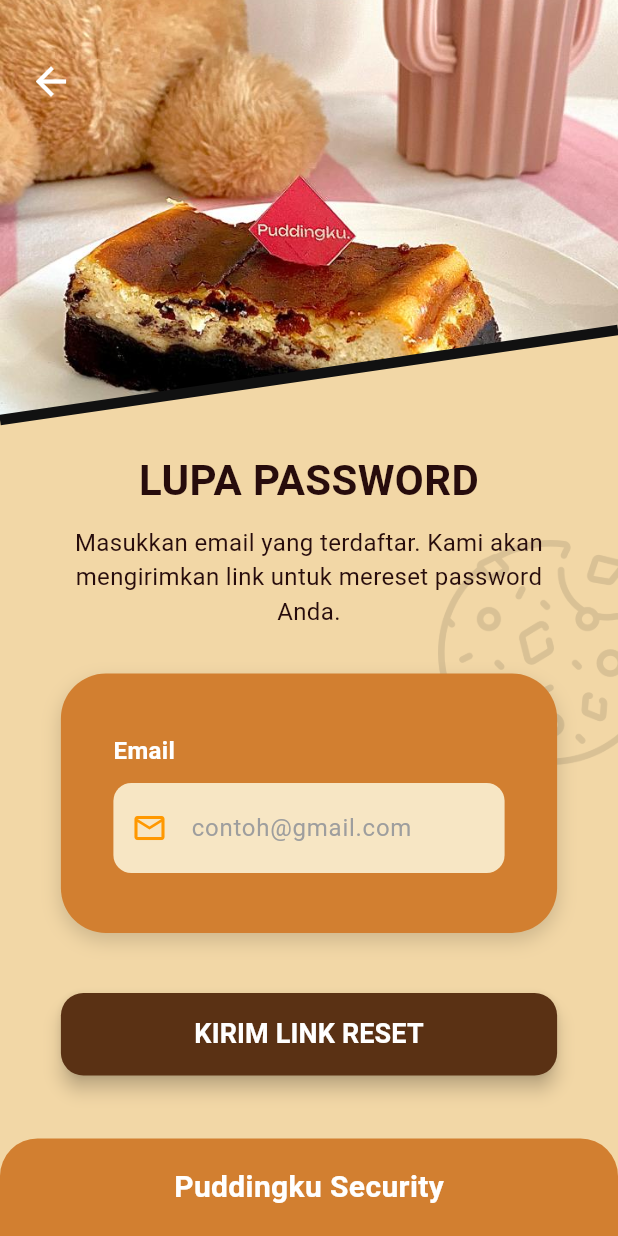
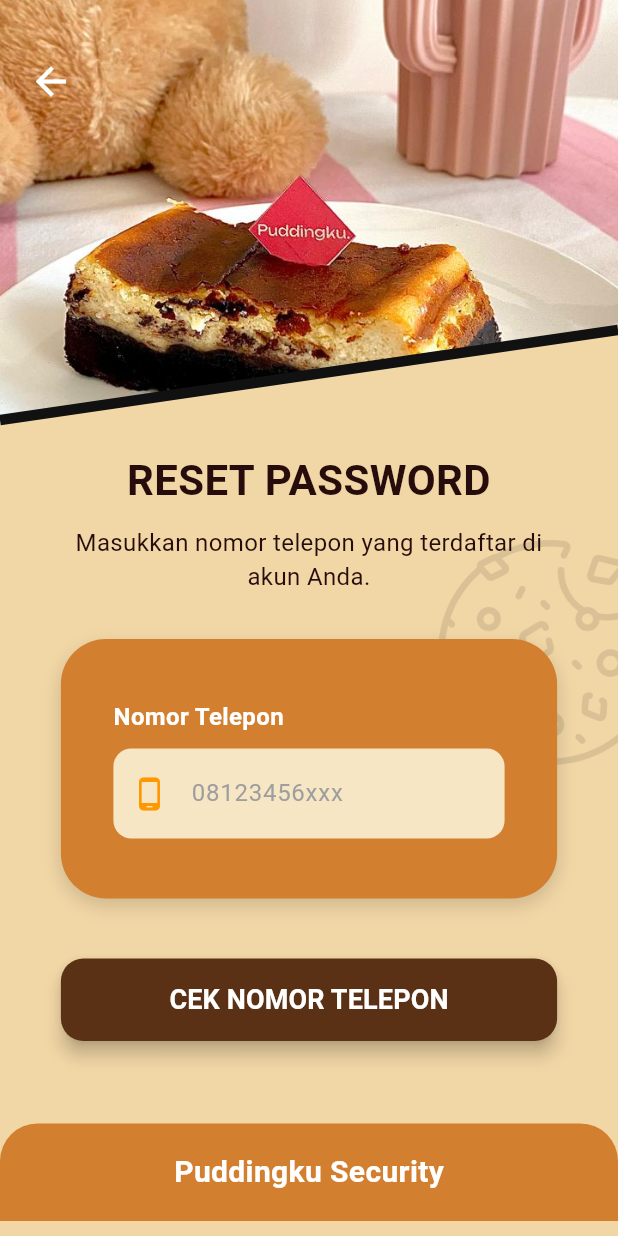
Before and after one commit to zainurralfth-svg/team, a Flutter app: the LupaPasswordPage screen opened by its route, on a phone screen of 412 x 824 dp. Run offline on Flutter 3.47's test engine with Material 3 defaults, Android fonts, the phone set to English and light mode, and no system bars; our stand-ins replace firebase_core; accounts and stored records are empty.

```diff
--- a/lib/lupa_password.dart
+++ b/lib/lupa_password.dart
@@ -1,5 +1,4 @@
 import 'package:flutter/material.dart';
-import 'package:firebase_auth/firebase_auth.dart'; // MANTRA FIREBASE UNTUK RESET
 
 class LupaPasswordPage extends StatefulWidget {
   const LupaPasswordPage({super.key});
@@ -9,70 +8,48 @@
 }
 
 class _LupaPasswordPageState extends State<LupaPasswordPage> {
-  final TextEditingController _emailController = TextEditingController(); // Diganti jadi Email
-  bool _isLoading = false; // Efek loading
+  final TextEditingController _phoneController = TextEditingController();
+  final TextEditingController _newPasswordController = TextEditingController();
+
+  // Variabel untuk mengontrol apakah kolom password baru muncul
+  bool _isPhoneVerified = false;
 
   @override
   void dispose() {
-    _emailController.dispose();
+    _phoneController.dispose();
+    _newPasswordController.dispose();
     super.dispose();
   }
 
-  // FUNGSI UNTUK MENGIRIM LINK RESET KE EMAIL
-  Future<void> _prosesReset() async {
-    final email = _emailController.text.trim();
+  void _prosesReset() {
+    final phone = _phoneController.text.trim();
+    final newPass = _newPasswordController.text.trim();
 
-    // 1. Cek apakah email kosong
-    if (email.isEmpty) {
-      _showError('Masukkan email Anda terlebih dahulu!');
+    // Tahap 1: Verifikasi Nomor Telepon
+    if (!_isPhoneVerified) {
+      if (phone.length < 10) {
+        _showError('Masukkan nomor telepon yang benar!');
+        return;
+      }
+
+      // Simulasi pengecekan akun (di sini kita anggap nomor selalu terdaftar)
+      setState(() {
+        _isPhoneVerified = true;
+      });
       return;
     }
 
-    // 2. Mulai Loading
-    setState(() {
-      _isLoading = true;
-    });
+    // Tahap 2: Update Password
+    if (newPass.isEmpty || newPass.length < 6) {
+      _showError('Password baru minimal 6 karakter!');
+      return;
+    }
 
-    try {
-      // 3. MINTA FIREBASE KIRIM EMAIL RESET
-      await FirebaseAuth.instance.sendPasswordResetEmail(email: email);
-
-      // 4. Matikan Loading
-      setState(() {
-        _isLoading = false;
-      });
-
-      // 5. Kasih tahu user kalau email sudah dikirim (Warna Hijau)
-      ScaffoldMessenger.of(context).showSnackBar(
-        const SnackBar(
-          content: Text('Link reset password telah dikirim! Silakan cek kotak masuk Email Anda.'),
-          backgroundColor: Colors.green,
-          duration: Duration(seconds: 4),
-        ),
-      );
-
-      // 6. Kembalikan user ke halaman Login
-      Navigator.pop(context);
-
-    } on FirebaseAuthException catch (e) {
-      setState(() {
-        _isLoading = false;
-      });
-
-      String pesanError = 'Terjadi kesalahan!';
-      if (e.code == 'user-not-found') {
-        pesanError = 'Email ini belum terdaftar di aplikasi!';
-      } else if (e.code == 'invalid-email') {
-        pesanError = 'Format email tidak valid!';
-      }
-
-      _showError(pesanError);
-    } catch (e) {
-      setState(() {
-        _isLoading = false;
-      });
-      _showError('Gagal mengirim email: $e');
-    }
+    // Simulasi Berhasil
+    ScaffoldMessenger.of(context).showSnackBar(
+      const SnackBar(content: Text('Password berhasil diperbarui! Silakan login kembali.')),
+    );
+    Navigator.pop(context);
   }
 
   void _showError(String pesan) {
@@ -167,16 +144,18 @@
                         padding: const EdgeInsets.symmetric(horizontal: 20),
                         child: Column(
                           children: [
-                            const Text(
-                              'LUPA PASSWORD',
+                            Text(
+                              _isPhoneVerified ? 'BUAT PASSWORD BARU' : 'RESET PASSWORD',
                               textAlign: TextAlign.center,
-                              style: TextStyle(color: Color(0xFF270C0C), fontSize: 28, fontWeight: FontWeight.bold),
+                              style: const TextStyle(color: Color(0xFF270C0C), fontSize: 28, fontWeight: FontWeight.bold),
                             ),
                             const SizedBox(height: 10),
-                            const Text(
-                              'Masukkan email yang terdaftar. Kami akan mengirimkan link untuk mereset password Anda.',
+                            Text(
+                              _isPhoneVerified
+                                ? 'Nomor terverifikasi! Masukkan password baru Anda.'
+                                : 'Masukkan nomor telepon yang terdaftar di akun Anda.',
                               textAlign: TextAlign.center,
-                              style: TextStyle(color: Color(0xFF270C0C), fontSize: 16),
+                              style: const TextStyle(color: Color(0xFF270C0C), fontSize: 16),
                             ),
                             const SizedBox(height: 30),
 
@@ -194,20 +173,33 @@
                               child: Column(
                                 crossAxisAlignment: CrossAxisAlignment.start,
                                 children: [
-                                  // INPUT EMAIL
+                                  // INPUT NOMOR TELEPON
                                   _buildInputField(
-                                    'Email',
-                                    'contoh@gmail.com',
-                                    Icons.email_outlined,
-                                    _emailController,
+                                    'Nomor Telepon',
+                                    '08123456xxx',
+                                    Icons.phone_android,
+                                    _phoneController,
+                                    enabled: !_isPhoneVerified // Matikan edit jika sudah verified
                                   ),
+
+                                  // INPUT PASSWORD BARU (Hanya muncul jika nomor sudah OK)
+                                  if (_isPhoneVerified) ...[
+                                    const SizedBox(height: 20),
+                                    _buildInputField(
+                                      'Password Baru',
+                                      'Minimal 6 karakter',
+                                      Icons.lock_outline,
+                                      _newPasswordController,
+                                      isPassword: true
+                                    ),
+                                  ],
                                 ],
                               ),
                             ),
 
                             const SizedBox(height: 40),
 
-                            // 4. TOMBOL KIRIM RESET
+                            // 4. TOMBOL RESET
                             SizedBox(
                               width: isDesktop ? 350 : double.infinity,
                               height: 55,
@@ -217,13 +209,11 @@
                                   shape: RoundedRectangleBorder(borderRadius: BorderRadius.circular(15)),
                                   elevation: 5,
                                 ),
-                                onPressed: _isLoading ? null : _prosesReset,
-                                child: _isLoading
-                                    ? const CircularProgressIndicator(color: Colors.white)
-                                    : const Text(
-                                        'KIRIM LINK RESET',
-                                        style: TextStyle(color: Colors.white, fontWeight: FontWeight.bold, fontSize: 18)
-                                      ),
+                                onPressed: _prosesReset,
+                                child: Text(
+                                  _isPhoneVerified ? 'SIMPAN PASSWORD' : 'CEK NOMOR TELEPON',
+                                  style: const TextStyle(color: Colors.white, fontWeight: FontWeight.bold, fontSize: 18)
+                                ),
                               ),
                             ),
                             const SizedBox(height: 120),
@@ -257,7 +247,7 @@
     );
   }
 
-  Widget _buildInputField(String label, String hint, IconData icon, TextEditingController controller) {
+  Widget _buildInputField(String label, String hint, IconData icon, TextEditingController controller, {bool isPassword = false, bool enabled = true}) {
     return Column(
       crossAxisAlignment: CrossAxisAlignment.start,
       children: [
@@ -265,12 +255,14 @@
         const SizedBox(height: 10),
         Container(
           decoration: BoxDecoration(
-            color: const Color(0xFFF7E6C4),
+            color: enabled ? const Color(0xFFF7E6C4) : Colors.grey[300],
             borderRadius: BorderRadius.circular(12)
           ),
           child: TextField(
             controller: controller,
-            keyboardType: TextInputType.emailAddress, // Keyboard berubah sesuai format email
+            enabled: enabled,
+            obscureText: isPassword,
+            keyboardType: isPassword ? TextInputType.text : TextInputType.phone,
             style: const TextStyle(fontSize: 16),
             decoration: InputDecoration(
               prefixIcon: Icon(icon, color: const Color(0xFFFF9800), size: 24),
@@ -286,7 +278,7 @@
   }
 }
 
-// Clipper & Painter
+// Clipper & Painter agar serasi
 class HeaderClipper extends CustomClipper<Path> {
   @override
   Path getClip(Size size) {
```
Also changed, not shown: lib/login.dart (+126 -101 lines), lib/main.dart (+3 -15 lines), lib/masuk.dart (+35 -89 lines).
